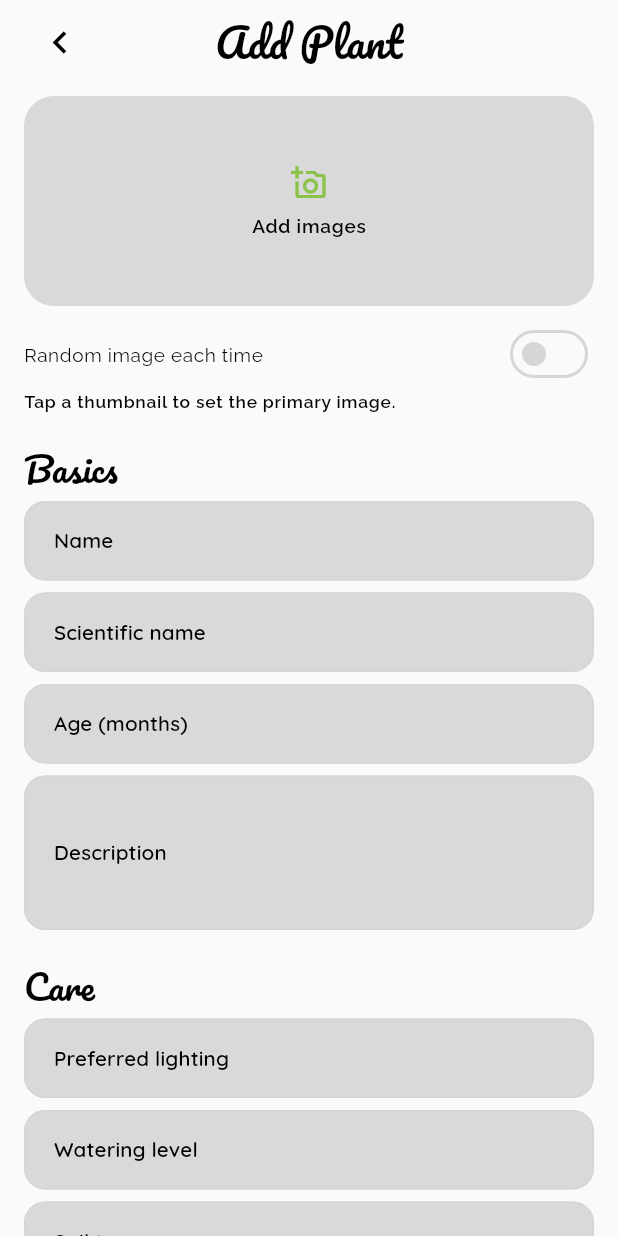
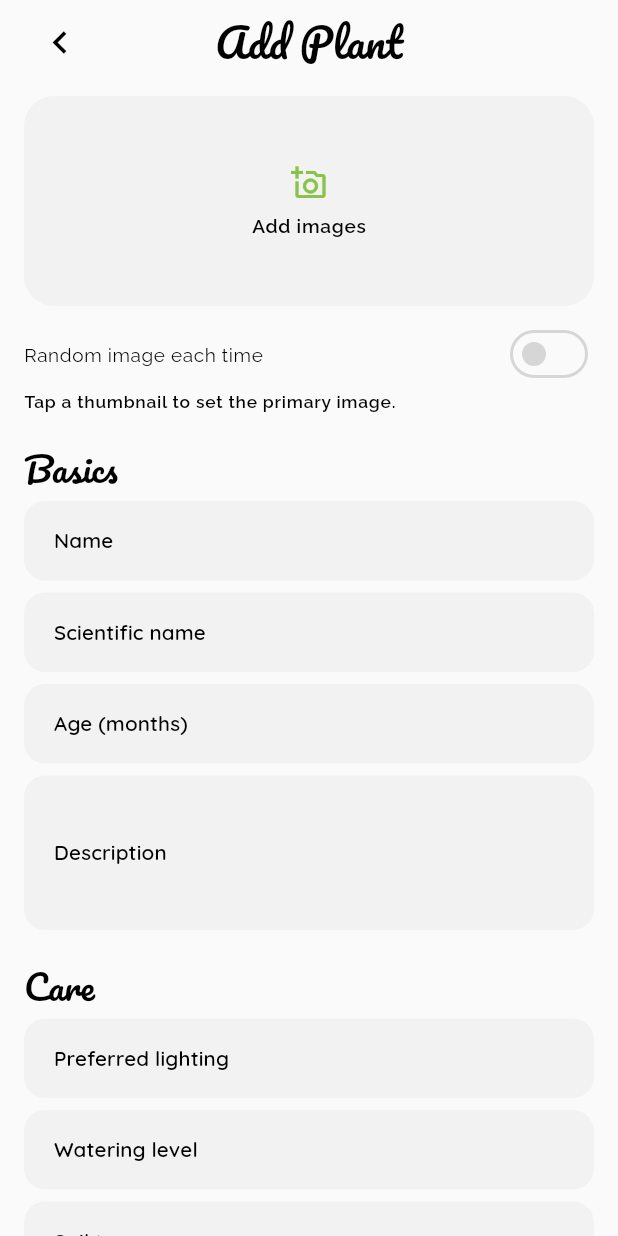
Before and after one commit to KingDrofd/water_it, a Flutter app: the PlantFormPage screen opened directly, on a phone screen of 412 x 824 dp. Run offline on Flutter 3.47's test engine with Material 3 defaults, Android fonts, the phone set to English and light mode, and no system bars; our stand-ins replace equatable, flutter_bloc, flutter_svg, geolocator, get_it, image_picker and 2 more; accounts and stored records are empty.

Commit message:
Tweak input styling and image placeholder fill

```diff
--- a/lib/core/theme/app_theme.dart
+++ b/lib/core/theme/app_theme.dart
@@ -55,19 +55,19 @@ class AppTheme {
       ),
       inputDecorationTheme: InputDecorationTheme(
         filled: true,
-        fillColor: AppColors.surfaceVariant,
+        fillColor: const Color(0xFFF2F2F2),
         contentPadding: const EdgeInsets.symmetric(horizontal: 16, vertical: 14),
         border: OutlineInputBorder(
           borderRadius: BorderRadius.circular(14),
-          borderSide: const BorderSide(color: AppColors.outline),
+          borderSide: BorderSide.none,
         ),
         enabledBorder: OutlineInputBorder(
           borderRadius: BorderRadius.circular(14),
-          borderSide: const BorderSide(color: AppColors.outline),
+          borderSide: BorderSide.none,
         ),
         focusedBorder: OutlineInputBorder(
           borderRadius: BorderRadius.circular(14),
-          borderSide: const BorderSide(color: AppColors.primary),
+          borderSide: BorderSide.none,
         ),
         labelStyle: textTheme.labelLarge?.copyWith(
           color: AppColors.muted,
@@ -88,6 +88,14 @@ class AppTheme {
           borderRadius: BorderRadius.circular(16),
         ),
         margin: EdgeInsets.zero,
+      ),
+      switchTheme: SwitchThemeData(
+        thumbColor: MaterialStateProperty.resolveWith((states) {
+          if (states.contains(MaterialState.selected)) {
+            return Colors.white;
+          }
+          return null;
+        }),
       ),
       iconTheme: const IconThemeData(color: AppColors.ink),
       extensions: const [AppSpacing()],
--- a/lib/features/plants/presentation/widgets/plant_image_picker.dart
+++ b/lib/features/plants/presentation/widgets/plant_image_picker.dart
@@ -27,6 +27,8 @@ class PlantImagePickerCard extends StatelessWidget {
   Widget build(BuildContext context) {
     final spacing = Theme.of(context).extension<AppSpacing>() ?? const AppSpacing();
     final colorScheme = Theme.of(context).colorScheme;
+    final inputFill = Theme.of(context).inputDecorationTheme.fillColor ??
+        const Color(0xFFF2F2F2);
 
     return Column(
       crossAxisAlignment: CrossAxisAlignment.start,
@@ -37,7 +39,7 @@ class PlantImagePickerCard extends StatelessWidget {
           child: Container(
             height: 140,
             decoration: BoxDecoration(
-              color: colorScheme.surfaceVariant,
+              color: inputFill,
               borderRadius: BorderRadius.circular(20),
             ),
             child: Center(
```
